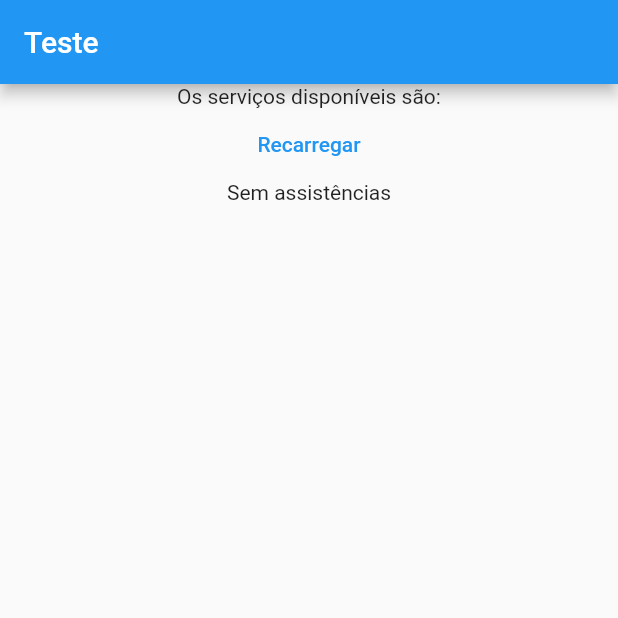
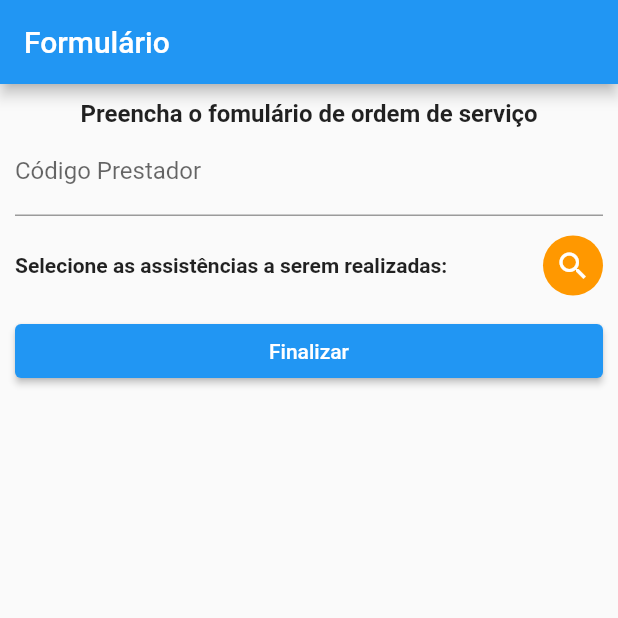
Before and after one commit to fiap-classes/10aojo-app, a Flutter app: the screen it shows after launch, on a phone screen of 412 x 824 dp, the top half of it. Run offline on Flutter 3.47's test engine with Material 2 defaults, Android fonts, the phone set to English and light mode, and no system bars; our stand-ins replace geolocator, get.

Commit message:
Order Page + controller

```diff
--- /dev/null
+++ b/lib/controller/order_controller.dart
@@ -0,0 +1,34 @@
+import 'package:abc_tech_app/model/assist.dart';
+import 'package:abc_tech_app/service/geolocation_service.dart';
+import 'package:flutter/widgets.dart';
+import 'package:get/get.dart';
+import 'dart:developer';
+
+class OrderController extends GetxController {
+  final GeolocaionService _geolocaionService;
+  final formKey = GlobalKey<FormState>();
+  final operatorIdController = TextEditingController();
+  final selectedAssists = <Assist>[].obs;
+
+  OrderController(this._geolocaionService);
+
+  @override
+  void onInit() {
+    super.onInit();
+    _geolocaionService.start();
+  }
+
+  getLocation() {
+    _geolocaionService
+        .getPosition()
+        .then((value) => log(value.toJson().toString()));
+  }
+
+  finishStartOrder() {
+    log("Teste");
+  }
+
+  selectAssists() {
+    Get.toNamed("/assists", arguments: selectedAssists);
+  }
+}
--- a/lib/main.dart
+++ b/lib/main.dart
@@ -1,5 +1,7 @@
 import 'package:abc_tech_app/pages/home_bind.dart';
 import 'package:abc_tech_app/pages/home_page.dart';
+import 'package:abc_tech_app/pages/order_bind.dart';
+import 'package:abc_tech_app/pages/order_page.dart';
 import 'package:abc_tech_app/provider/assist_provider.dart';
 import 'package:abc_tech_app/service/assist_service.dart';
 import 'package:flutter/material.dart';
@@ -30,7 +32,9 @@ class MyApp extends StatelessWidget {
         primarySwatch: Colors.blue,
       ),
       getPages: [
-        GetPage(name: "/", page: () => const HomePage(), binding: HomeBind())
+        GetPage(name: "/", page: () => OrderParge(), binding: OrderBind()),
+        GetPage(
+            name: "/assists", page: () => const HomePage(), binding: HomeBind())
       ],
     );
   }
--- /dev/null
+++ b/lib/pages/order_bind.dart
@@ -0,0 +1,10 @@
+import 'package:abc_tech_app/controller/order_controller.dart';
+import 'package:abc_tech_app/service/geolocation_service.dart';
+import 'package:get/instance_manager.dart';
+
+class OrderBind extends Bindings {
+  @override
+  void dependencies() {
+    Get.lazyPut<OrderController>(() => OrderController(GeolocaionService()));
+  }
+}
--- /dev/null
+++ b/lib/pages/order_page.dart
@@ -0,0 +1,86 @@
+import 'package:abc_tech_app/controller/order_controller.dart';
+import 'package:abc_tech_app/model/assist.dart';
+import 'package:flutter/material.dart';
+import 'package:flutter/services.dart';
+import 'package:get/get_state_manager/get_state_manager.dart';
+
+class OrderParge extends GetView<OrderController> {
+  const OrderParge({Key? key}) : super(key: key);
+
+  Widget _renderAssists(List<Assist> assists) {
+    return ListView.builder(
+        shrinkWrap: true,
+        itemCount: assists.length,
+        itemBuilder: (context, index) =>
+            ListTile(title: Text(assists[index].name)));
+  }
+
+  @override
+  Widget build(BuildContext context) {
+    return Scaffold(
+      appBar: AppBar(title: const Text("Formulário")),
+      body: Container(
+        constraints: const BoxConstraints.expand(),
+        padding: const EdgeInsets.all(10.0),
+        child: SingleChildScrollView(
+          child: Form(
+              key: controller.formKey,
+              child: Column(
+                mainAxisAlignment: MainAxisAlignment.center,
+                children: <Widget>[
+                  Row(children: const [
+                    Expanded(
+                        child: Text(
+                      "Preencha o fomulário de ordem de serviço",
+                      textAlign: TextAlign.center,
+                      style: TextStyle(
+                          fontSize: 16.0, fontWeight: FontWeight.bold),
+                    )),
+                  ]),
+                  TextFormField(
+                    controller: controller.operatorIdController,
+                    inputFormatters: [FilteringTextInputFormatter.digitsOnly],
+                    keyboardType: TextInputType.number,
+                    decoration:
+                        const InputDecoration(labelText: "Código Prestador"),
+                    textAlign: TextAlign.center,
+                  ),
+                  Row(
+                    children: [
+                      const Expanded(
+                          child: Padding(
+                        padding: EdgeInsets.only(top: 25, bottom: 25),
+                        child: Text(
+                          "Selecione as assistências a serem realizadas:",
+                          textAlign: TextAlign.left,
+                          style: TextStyle(
+                              fontSize: 14.0, fontWeight: FontWeight.bold),
+                        ),
+                      )),
+                      Ink(
+                        decoration: const ShapeDecoration(
+                            shape: CircleBorder(), color: Colors.orange),
+                        width: 40,
+                        height: 40,
+                        child: IconButton(
+                            icon: const Icon(Icons.search, color: Colors.white),
+                            onPressed: () => controller.selectAssists()),
+                      )
+                    ],
+                  ),
+                  Obx(() => _renderAssists(controller.selectedAssists)),
+                  Row(
+                    children: [
+                      Expanded(
+                          child: ElevatedButton(
+                              onPressed: controller.finishStartOrder,
+                              child: const Text("Finalizar")))
+                    ],
+                  )
+                ],
+              )),
+        ),
+      ),
+    );
+  }
+}
```
Also changed, not shown: lib/service/geolocation_service.dart (added, +56 -0 lines), 2 other files.
